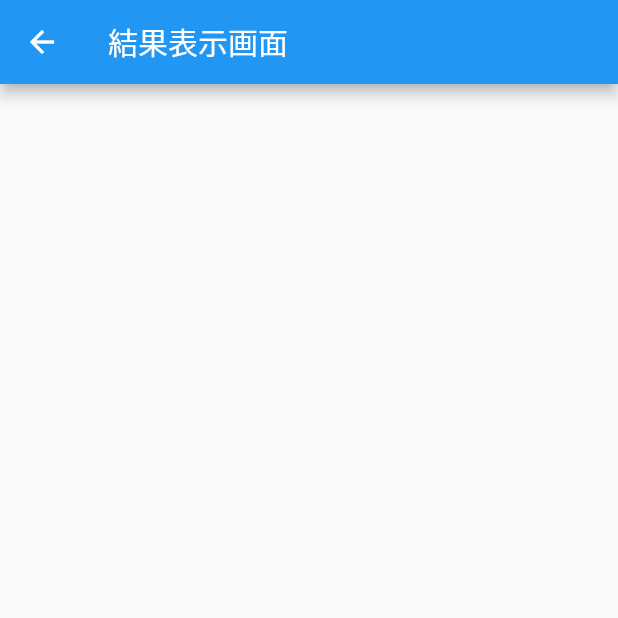
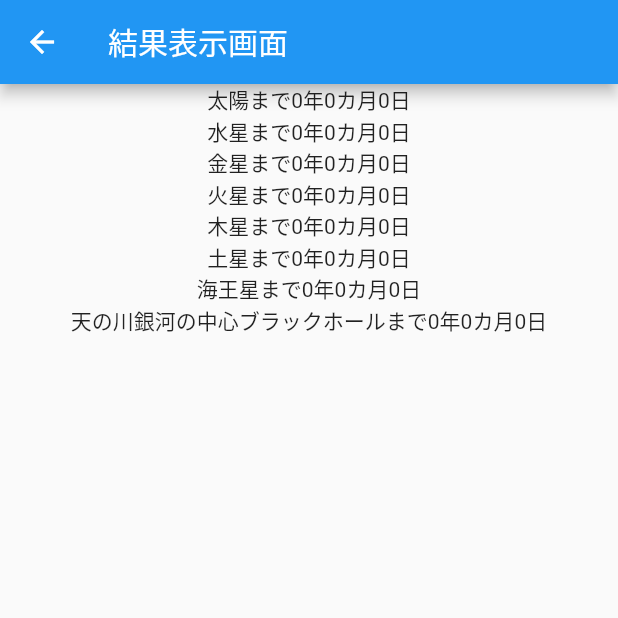
Before and after one commit to createyamada/calcTimeToPlanet, a Flutter app: the screen it shows after launch, after a tap on "計算開始", on a phone screen of 412 x 824 dp, the top half of it. Run offline on Flutter 3.47's test engine with Material 2 defaults, Android fonts, the phone set to English and light mode, and no system bars.

Commit message:
計算処理実装

```diff
--- a/lib/main.dart
+++ b/lib/main.dart
@@ -1,5 +1,6 @@
 import 'package:calc_time_to_planet/result_page.dart';
 import 'package:flutter/material.dart';
+import 'package:flutter/services.dart';
 
 void main() {
   runApp(const MyApp());
@@ -24,7 +25,80 @@ class calcPage extends StatefulWidget {
 }
 
 class _calcPage extends State<calcPage> {
-  String valueText = '';
+  double valueText = 0;
+  Map<String,dynamic> result = {};
+
+  /**
+	* 入力値を時速に変換して計算
+  * @param null
+  * @return Map result
+	*/
+ void calcTime() {
+  print(valueText);
+  // 速さを時速KMに変換
+  double speed = (((50 / valueText) * 60) * 60) / 1000;
+
+  print('速度計算結果' + speed.toString());
+
+  //　太陽
+  const sun = 150000000;
+
+  result['sun'] = convDate(sun / speed);
+
+  //　水星
+  const mercury = 230000000;
+  result['mercury'] = convDate(mercury / speed);
+
+  //　金星
+  const venus = 150000000;
+  result['venus'] = convDate(venus / speed);
+
+  //　火星
+  const mars = 150000000;
+  result['mars'] = convDate(mars / speed);
+
+  //　木星
+  const jupiter = 750000000;
+  result['jupiter'] = convDate(jupiter / speed);
+
+  //　土星
+  const saturn = 1500000000;
+  result['saturn'] = convDate(saturn / speed);
+
+  //　天王星
+  const uranus = 2900000000;
+  result['uranus'] = convDate(uranus / speed);
+
+  // 天の川銀河中心のブラックホールいて座A＊
+  const itezaAstar = 9500000000000 * 25640;
+  result['itezaAstar'] = convDate(itezaAstar / speed);
+
+
+  print("結果配列の表示" + result.toString());
+
+  setState(() {});
+ }
+
+  /**
+	* 時間を日数に変換する
+  * @param double time
+  * @return
+	*/
+  String convDate(double time) {
+    // 年数を計算する
+    double year = time / 8760;
+    print("convDate:年数" + year.toString());
+
+    // 月数を計算する
+    double month = (time % 8760) / 730;
+    print("convDate:月数" + month.toString());
+
+    // 日数を計算する
+    double day = ((time % 8760 ) % 730) / 24;
+    print("convDate:日数" + day.toString());
+
+    return year.floor().toString() + "年" + month.floor().toString() + "カ月" + day.floor().toString() + "日";
+  }
 
   @override
   Widget build(BuildContext context) {
@@ -37,8 +111,12 @@ class _calcPage extends State<calcPage> {
           mainAxisAlignment: MainAxisAlignment.center,
           children: [
               TextField(
+                keyboardType: TextInputType.number,
+                inputFormatters: [
+                  // FilteringTextInputFormatter.digitsOnly
+                ],
                 onChanged: (value) {
-                  valueText = value;
+                  valueText = double.parse(value);
                 },
                 decoration: InputDecoration(
                   hintText: 'あなたの50Mのタイムを入力してください。'
@@ -46,9 +124,10 @@ class _calcPage extends State<calcPage> {
               ),
               ElevatedButton(
                 onPressed: () {
+                  calcTime();
                   Navigator.push(
                     context,
-                    MaterialPageRoute(builder: (context) => ResultPage(valueText),)
+                    MaterialPageRoute(builder: (context) => ResultPage(result),)
                   );
                 },
                 child: Text('計算開始'),
--- a/lib/result_page.dart
+++ b/lib/result_page.dart
@@ -2,8 +2,8 @@
 import 'package:flutter/material.dart';
 
 class ResultPage extends StatelessWidget {
-  ResultPage(this.name);
-  final String name;
+  ResultPage(this.result);
+  final Map result;
 
   @override
   Widget build(BuildContext context) {
@@ -14,7 +14,14 @@ class ResultPage extends StatelessWidget {
       body: Center(
         child: Column(
           children: [
-            Text(name),
+            Text('太陽まで' + result["sun"]),
+            Text('水星まで' + result['mercury']),
+            Text('金星まで' + result['venus']),
+            Text('火星まで' + result['mars']),
+            Text('木星まで' + result['jupiter']),
+            Text('土星まで' + result['saturn']),
+            Text('海王星まで' + result['uranus']),
+            Text('天の川銀河の中心ブラックホールまで' + result['itezaAstar']),
           ],
         ) ,
       ),
```
